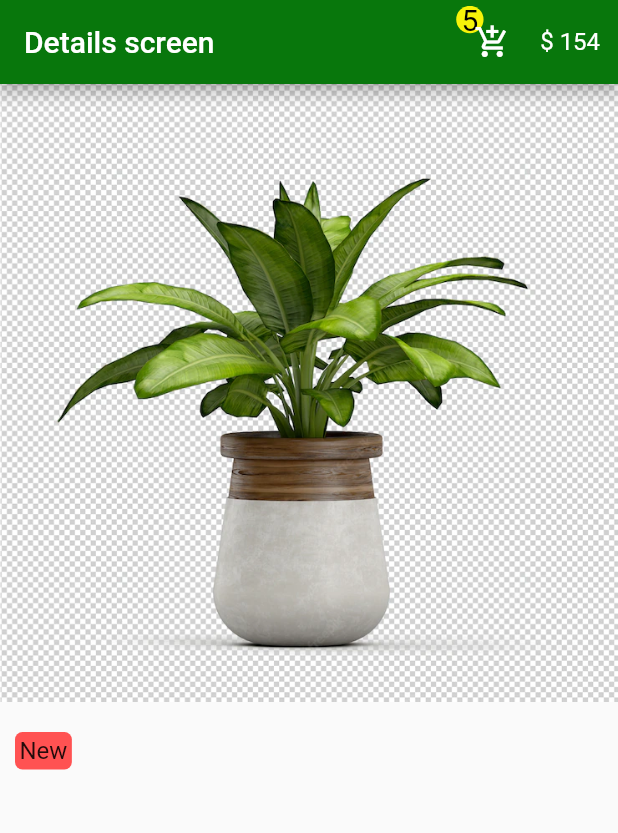
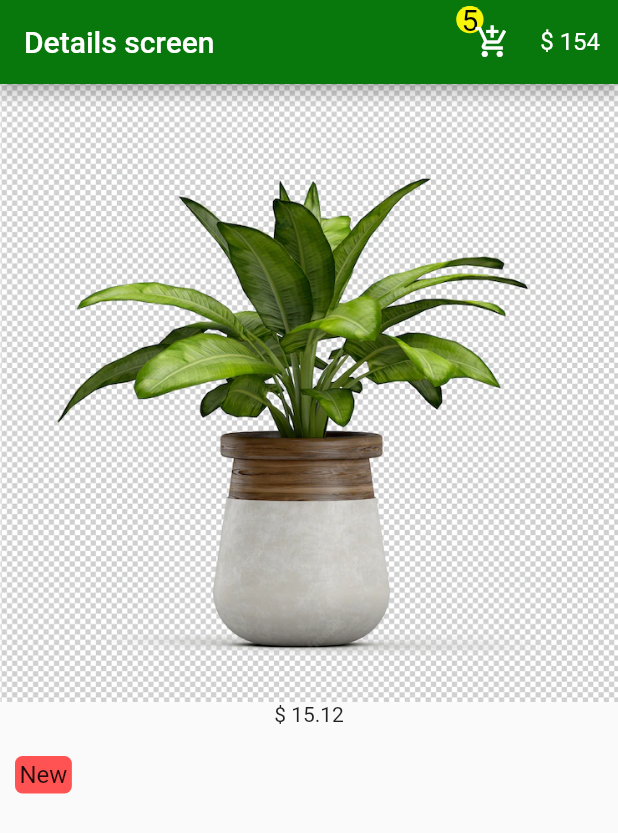
Before and after one commit to AbdulrhmanM0hamed/Flower_App, a Flutter app: the screen it shows after launch, on a phone screen of 412 x 824 dp. Shown: the top 833 px of the screen. Run offline on Flutter 3.47's test engine with Material 2 defaults, Android fonts, the phone set to English and light mode, and no system bars.

Commit message:
add new text "price" under picture

```diff
--- a/lib/pages/detils.dart
+++ b/lib/pages/detils.dart
@@ -47,6 +47,8 @@ class Deteils extends StatelessWidget {
       body: Column(
         children: [
           Image.asset("assets/images/2.webp"),
+          SizedBox(),
+          Text("\$ 15.12"),
           SizedBox(
             height: 20,
           ),
```
